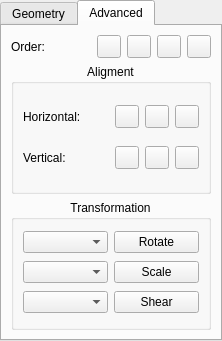
Above: libs/flake/KoInteractionToolWidget.ui from KDE/krita before the change. Below: the same form after it.
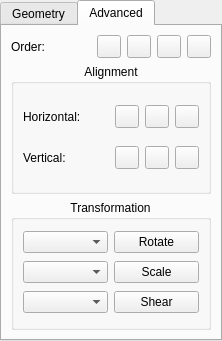
That is the form after the change. The open tabs and pages were chosen to show the change.

Patch:
```diff
--- a/libs/flake/KoInteractionToolWidget.ui
+++ b/libs/flake/KoInteractionToolWidget.ui
@@ -189,7 +189,7 @@
     <item row="1" column="0" colspan="5" >
      <widget class="QGroupBox" name="alignmentGroup" >
       <property name="title" >
-       <string>Aligment</string>
+       <string>Alignment</string>
       </property>
       <property name="alignment" >
        <set>Qt::AlignHCenter</set>
```
